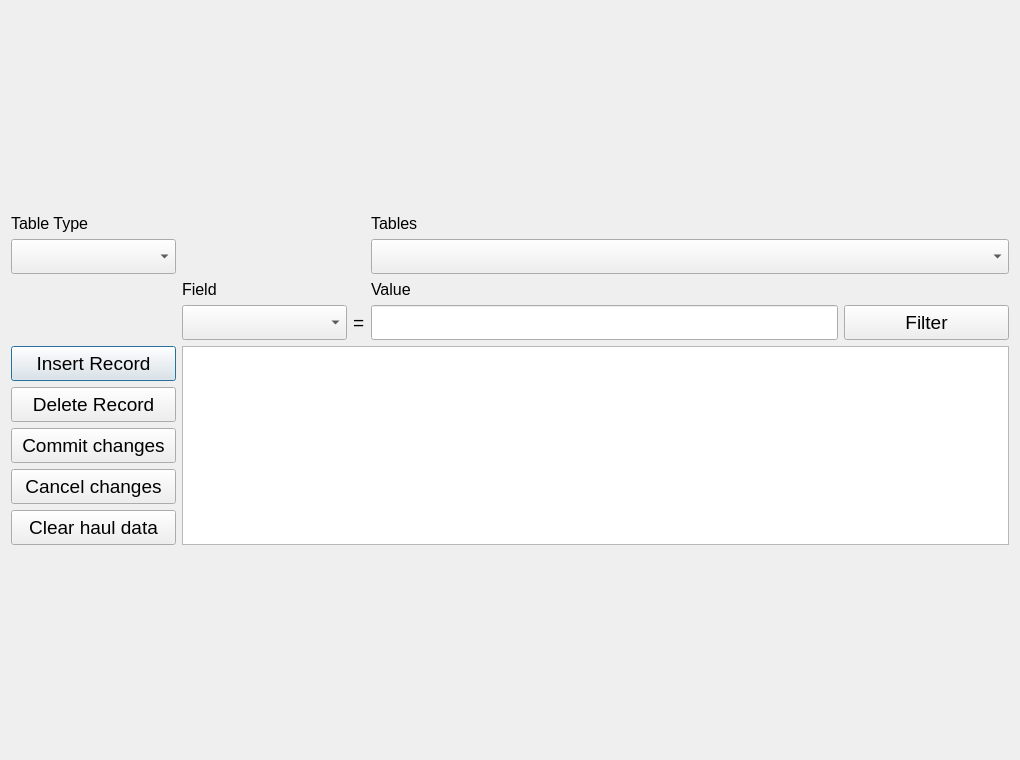
Above: ui/CLAMSEdit.ui from aliciabillings-noaa/CLAMS before the change. Below: the same form after it.
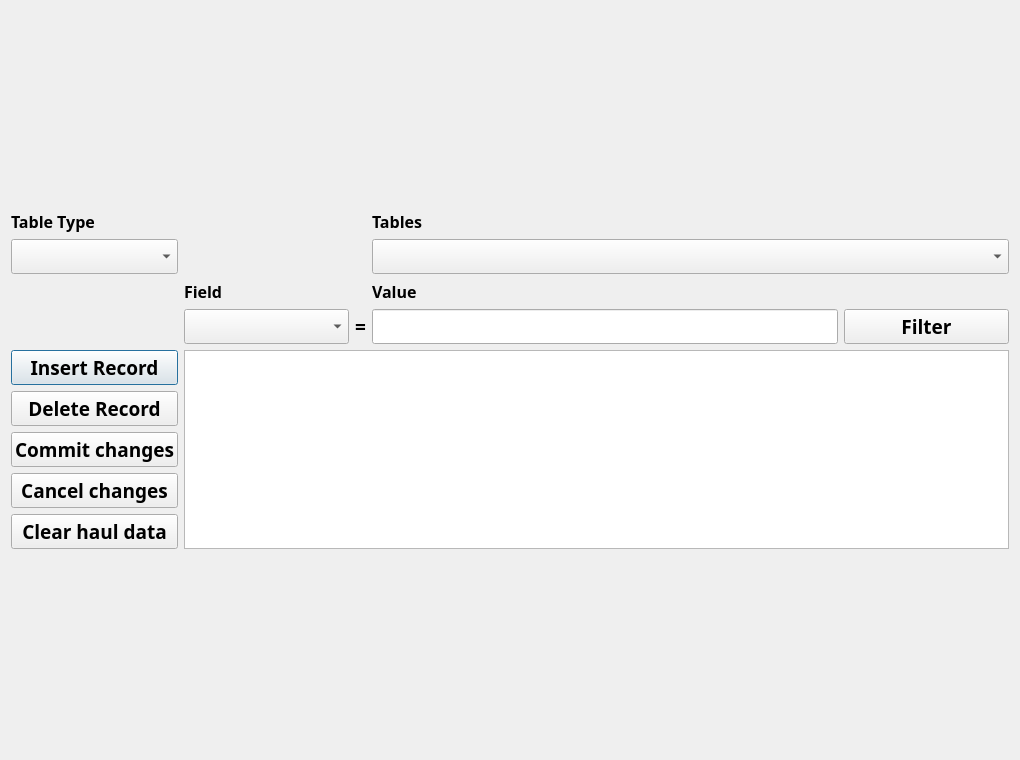
That is the form after the change.

Commit message: set fonts to Arial Black

Diff of the .ui file:
```diff
--- a/ui/CLAMSEdit.ui
+++ b/ui/CLAMSEdit.ui
@@ -26,7 +26,10 @@
        </property>
        <property name="font">
         <font>
+         <family>Arial Black</family>
          <pointsize>12</pointsize>
+         <weight>75</weight>
+         <bold>true</bold>
         </font>
        </property>
       </widget>
@@ -41,7 +44,10 @@
        </property>
        <property name="font">
         <font>
+         <family>Arial Black</family>
          <pointsize>14</pointsize>
+         <weight>75</weight>
+         <bold>true</bold>
         </font>
        </property>
        <property name="text">
@@ -59,7 +65,10 @@
        </property>
        <property name="font">
         <font>
+         <family>Arial Black</family>
          <pointsize>12</pointsize>
+         <weight>75</weight>
+         <bold>true</bold>
         </font>
        </property>
        <property name="text">
@@ -71,7 +80,10 @@
       <widget class="QLabel" name="label_5">
        <property name="font">
         <font>
+         <family>Arial Black</family>
          <pointsize>12</pointsize>
+         <weight>75</weight>
+         <bold>true</bold>
         </font>
        </property>
        <property name="text">
@@ -89,7 +101,10 @@
        </property>
        <property name="font">
         <font>
+         <family>Arial Black</family>
          <pointsize>14</pointsize>
+         <weight>75</weight>
+         <bold>true</bold>
         </font>
        </property>
        <property name="text">
@@ -107,7 +122,10 @@
        </property>
        <property name="font">
         <font>
+         <family>Arial Black</family>
          <pointsize>12</pointsize>
+         <weight>75</weight>
+         <bold>true</bold>
         </font>
        </property>
       </widget>
@@ -122,7 +140,10 @@
        </property>
        <property name="font">
         <font>
+         <family>Arial Black</family>
          <pointsize>14</pointsize>
+         <weight>75</weight>
+         <bold>true</bold>
         </font>
        </property>
        <property name="text">
@@ -140,7 +161,10 @@
        </property>
        <property name="font">
         <font>
+         <family>Arial Black</family>
          <pointsize>12</pointsize>
+         <weight>75</weight>
+         <bold>true</bold>
         </font>
        </property>
       </widget>
@@ -149,7 +173,10 @@
       <widget class="QLabel" name="label_7">
        <property name="font">
         <font>
+         <family>Arial Black</family>
          <pointsize>12</pointsize>
+         <weight>75</weight>
+         <bold>true</bold>
         </font>
        </property>
        <property name="text">
@@ -167,7 +194,10 @@
        </property>
        <property name="font">
         <font>
+         <family>Arial Black</family>
          <pointsize>14</pointsize>
+         <weight>75</weight>
+         <bold>true</bold>
         </font>
        </property>
        <property name="text">
@@ -185,7 +215,10 @@
        </property>
        <property name="font">
         <font>
+         <family>Arial Black</family>
          <pointsize>14</pointsize>
+         <weight>75</weight>
+         <bold>true</bold>
         </font>
        </property>
        <property name="text">
@@ -203,7 +236,10 @@
        </property>
        <property name="font">
         <font>
+         <family>Arial Black</family>
          <pointsize>14</pointsize>
+         <weight>75</weight>
+         <bold>true</bold>
         </font>
        </property>
        <property name="text">
@@ -221,7 +257,10 @@
        </property>
        <property name="font">
         <font>
+         <family>Arial Black</family>
          <pointsize>12</pointsize>
+         <weight>75</weight>
+         <bold>true</bold>
         </font>
        </property>
       </widget>
@@ -230,7 +269,10 @@
       <widget class="QLabel" name="label">
        <property name="font">
         <font>
+         <family>Arial Black</family>
          <pointsize>14</pointsize>
+         <weight>75</weight>
+         <bold>true</bold>
         </font>
        </property>
        <property name="text">
@@ -248,7 +290,10 @@
        </property>
        <property name="font">
         <font>
+         <family>Arial Black</family>
          <pointsize>12</pointsize>
+         <weight>75</weight>
+         <bold>true</bold>
         </font>
        </property>
        <property name="text">
@@ -257,7 +302,15 @@
       </widget>
      </item>
      <item row="5" column="2" rowspan="5" colspan="4">
-      <widget class="QTableView" name="dataView"/>
+      <widget class="QTableView" name="dataView">
+       <property name="font">
+        <font>
+         <family>Arial Black</family>
+         <weight>75</weight>
+         <bold>true</bold>
+        </font>
+       </property>
+      </widget>
      </item>
     </layout>
    </item>
```
The commit also changes 42 other files.
